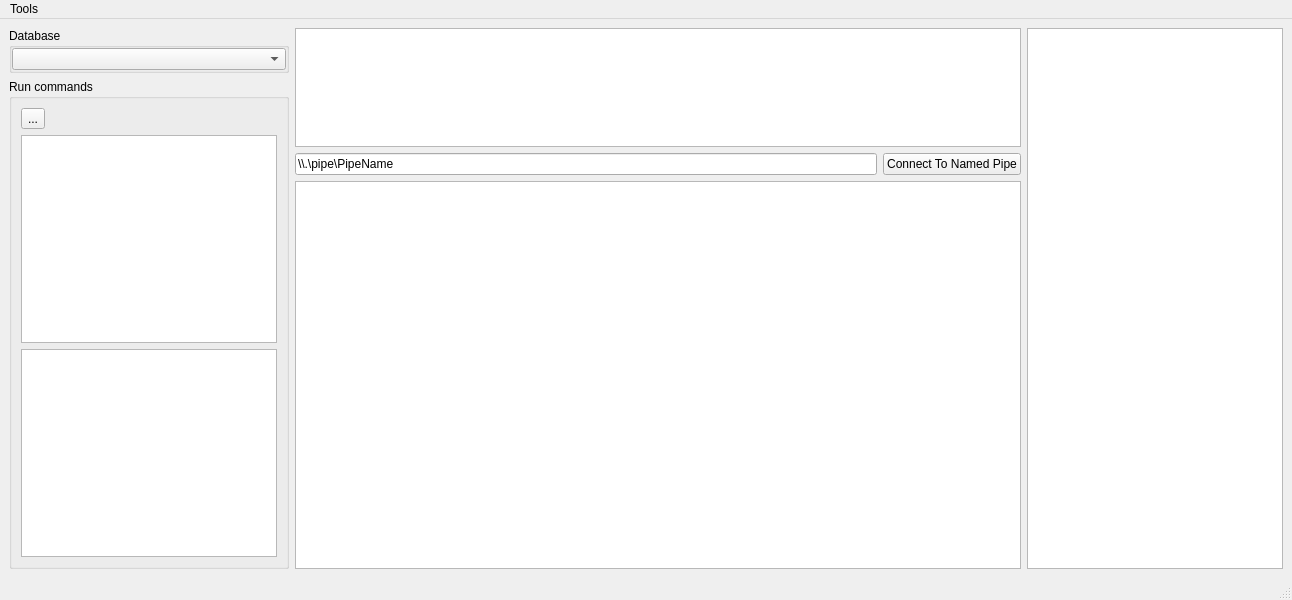
Before: the Qt Designer form mainwindow.ui in phetaduck/SqlViewGenerator, drawn with Qt 5.
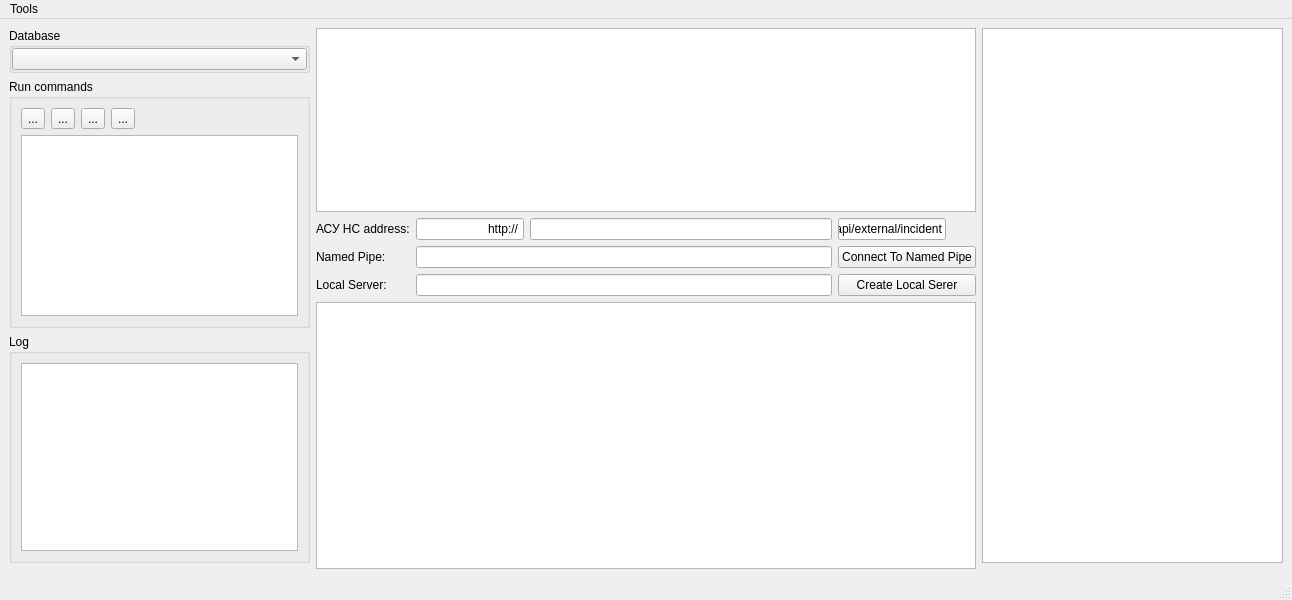
After: the same form once the commit is applied. Icons and pictures are not drawn. Custom widgets are drawn as their Qt base class.

Patch:
```diff
--- a/mainwindow.ui
+++ b/mainwindow.ui
@@ -15,6 +15,195 @@
   </property>
   <widget class="QWidget" name="centralwidget">
    <layout class="QGridLayout" name="gridLayout">
+    <item row="5" column="1">
+     <widget class="QLabel" name="lb_Server">
+      <property name="text">
+       <string>Local Server:</string>
+      </property>
+     </widget>
+    </item>
+    <item row="0" column="1" rowspan="3" colspan="4">
+     <widget class="SqlListWidget" name="listWidget">
+      <property name="sizePolicy">
+       <sizepolicy hsizetype="Preferred" vsizetype="Expanding">
+        <horstretch>0</horstretch>
+        <verstretch>0</verstretch>
+       </sizepolicy>
+      </property>
+      <property name="alternatingRowColors">
+       <bool>true</bool>
+      </property>
+      <property name="uniformItemSizes">
+       <bool>true</bool>
+      </property>
+     </widget>
+    </item>
+    <item row="1" column="0" rowspan="6">
+     <widget class="QGroupBox" name="gb_RunCOmmands">
+      <property name="sizePolicy">
+       <sizepolicy hsizetype="Expanding" vsizetype="Preferred">
+        <horstretch>0</horstretch>
+        <verstretch>0</verstretch>
+       </sizepolicy>
+      </property>
+      <property name="title">
+       <string>Run commands</string>
+      </property>
+      <layout class="QGridLayout" name="gridLayout_2">
+       <item row="1" column="0" colspan="7">
+        <widget class="QPlainTextEdit" name="pte_Commands">
+         <property name="sizePolicy">
+          <sizepolicy hsizetype="Minimum" vsizetype="Expanding">
+           <horstretch>0</horstretch>
+           <verstretch>0</verstretch>
+          </sizepolicy>
+         </property>
+        </widget>
+       </item>
+       <item row="0" column="2">
+        <widget class="QToolButton" name="tb_RunCommands">
+         <property name="text">
+          <string>...</string>
+         </property>
+         <property name="icon">
+          <iconset resource="images.qrc">
+           <normaloff>:/img/res/round_play_arrow_black_24dp.png</normaloff>:/img/res/round_play_arrow_black_24dp.png</iconset>
+         </property>
+         <property name="iconSize">
+          <size>
+           <width>24</width>
+           <height>24</height>
+          </size>
+         </property>
+        </widget>
+       </item>
+       <item row="0" column="1">
+        <widget class="QToolButton" name="tb_OpenSql">
+         <property name="text">
+          <string>...</string>
+         </property>
+         <property name="icon">
+          <iconset resource="images.qrc">
+           <normaloff>:/img/res/round_folder_open_black_24dp.png</normaloff>:/img/res/round_folder_open_black_24dp.png</iconset>
+         </property>
+         <property name="iconSize">
+          <size>
+           <width>24</width>
+           <height>24</height>
+          </size>
+         </property>
+        </widget>
+       </item>
+       <item row="0" column="0">
+        <widget class="QToolButton" name="tb_SaveSql">
+         <property name="text">
+          <string>...</string>
+         </property>
+         <property name="icon">
+          <iconset resource="images.qrc">
+           <normaloff>:/img/res/outline_save_black_24dp.png</normaloff>:/img/res/outline_save_black_24dp.png</iconset>
+         </property>
+         <property name="iconSize">
+          <size>
+           <width>24</width>
+           <height>24</height>
+          </size>
+         </property>
+        </widget>
+       </item>
+       <item row="0" column="3">
+        <widget class="QToolButton" name="tb_Refresh">
+         <property name="text">
+          <string>...</string>
+         </property>
+         <property name="icon">
+          <iconset resource="images.qrc">
+           <normaloff>:/img/res/refresh.png</normaloff>:/img/res/refresh.png</iconset>
+         </property>
+         <property name="iconSize">
+          <size>
+           <width>24</width>
+           <height>24</height>
+          </size>
+         </property>
+        </widget>
+       </item>
+      </layout>
+     </widget>
+    </item>
+    <item row="6" column="1" rowspan="3" colspan="4">
+     <widget class="QTableView" name="tv_SelectedTableContents">
+      <property name="sizePolicy">
+       <sizepolicy hsizetype="Preferred" vsizetype="Expanding">
+        <horstretch>0</horstretch>
+        <verstretch>0</verstretch>
+       </sizepolicy>
+      </property>
+     </widget>
+    </item>
+    <item row="4" column="1">
+     <widget class="QLabel" name="lb_Pipe">
+      <property name="text">
+       <string>Named Pipe:</string>
+      </property>
+     </widget>
+    </item>
+    <item row="3" column="4">
+     <widget class="QLineEdit" name="le_RemoteApi">
+      <property name="sizePolicy">
+       <sizepolicy hsizetype="Maximum" vsizetype="Fixed">
+        <horstretch>0</horstretch>
+        <verstretch>0</verstretch>
+       </sizepolicy>
+      </property>
+      <property name="text">
+       <string>/api/external/incident</string>
+      </property>
+     </widget>
+    </item>
+    <item row="0" column="5" rowspan="8">
+     <widget class="QTextEdit" name="te_Output">
+      <property name="sizePolicy">
+       <sizepolicy hsizetype="Expanding" vsizetype="Expanding">
+        <horstretch>0</horstretch>
+        <verstretch>0</verstretch>
+       </sizepolicy>
+      </property>
+     </widget>
+    </item>
+    <item row="5" column="4">
+     <widget class="QPushButton" name="pb_CreateServer">
+      <property name="text">
+       <string>Create Local Serer</string>
+      </property>
+     </widget>
+    </item>
+    <item row="7" column="0">
+     <widget class="QGroupBox" name="gb_Log">
+      <property name="title">
+       <string>Log</string>
+      </property>
+      <layout class="QVBoxLayout" name="verticalLayout">
+       <item>
+        <widget class="QPlainTextEdit" name="pte_Log"/>
+       </item>
+      </layout>
+     </widget>
+    </item>
+    <item row="3" column="1">
+     <widget class="QLabel" name="lb_RemoteAddress">
+      <property name="text">
+       <string>АСУ НС address:</string>
+      </property>
+     </widget>
+    </item>
+    <item row="4" column="4">
+     <widget class="QPushButton" name="pb_connectPipe">
+      <property name="text">
+       <string>Connect To Named Pipe</string>
+      </property>
+     </widget>
+    </item>
     <item row="0" column="0">
      <widget class="QGroupBox" name="groupBox_2">
       <property name="sizePolicy">
@@ -55,81 +244,40 @@
       </layout>
      </widget>
     </item>
-    <item row="0" column="3" rowspan="5">
-     <widget class="QTextEdit" name="te_Output">
-      <property name="sizePolicy">
-       <sizepolicy hsizetype="Preferred" vsizetype="Expanding">
-        <horstretch>0</horstretch>
-        <verstretch>0</verstretch>
-       </sizepolicy>
-      </property>
-     </widget>
-    </item>
-    <item row="1" column="0" rowspan="4">
-     <widget class="QGroupBox" name="groupBox">
-      <property name="sizePolicy">
-       <sizepolicy hsizetype="Maximum" vsizetype="Preferred">
-        <horstretch>0</horstretch>
-        <verstretch>0</verstretch>
-       </sizepolicy>
-      </property>
-      <property name="title">
-       <string>Run commands</string>
-      </property>
-      <layout class="QGridLayout" name="gridLayout_2">
-       <item row="0" column="0">
-        <widget class="QToolButton" name="tb_RunCommands">
-         <property name="text">
-          <string>...</string>
-         </property>
-        </widget>
-       </item>
-       <item row="1" column="0">
-        <widget class="QPlainTextEdit" name="pte_Commands"/>
-       </item>
-       <item row="2" column="0">
-        <widget class="QPlainTextEdit" name="pte_Log"/>
-       </item>
-      </layout>
-     </widget>
-    </item>
-    <item row="3" column="1">
-     <widget class="QLineEdit" name="le_pipeName">
-      <property name="text">
-       <string>\\.\pipe\PipeName</string>
+    <item row="3" column="3">
+     <widget class="QLineEdit" name="le_RemoteAddress">
+      <property name="alignment">
+       <set>Qt::AlignCenter</set>
       </property>
      </widget>
     </item>
     <item row="3" column="2">
-     <widget class="QPushButton" name="pb_connectPipe">
-      <property name="text">
-       <string>Connect To Named Pipe</string>
-      </property>
-     </widget>
-    </item>
-    <item row="0" column="1" rowspan="3" colspan="2">
-     <widget class="QListWidget" name="listWidget">
+     <widget class="QLineEdit" name="le_Protocol">
       <property name="sizePolicy">
-       <sizepolicy hsizetype="Preferred" vsizetype="Expanding">
+       <sizepolicy hsizetype="Maximum" vsizetype="Fixed">
         <horstretch>0</horstretch>
         <verstretch>0</verstretch>
        </sizepolicy>
       </property>
-      <property name="alternatingRowColors">
-       <bool>true</bool>
+      <property name="text">
+       <string>http://</string>
       </property>
-      <property name="uniformItemSizes">
-       <bool>true</bool>
+      <property name="alignment">
+       <set>Qt::AlignRight|Qt::AlignTrailing|Qt::AlignVCenter</set>
       </property>
      </widget>
     </item>
-    <item row="4" column="1" colspan="2">
-     <widget class="QTableView" name="tv_SelectedTableContents">
-      <property name="sizePolicy">
-       <sizepolicy hsizetype="Preferred" vsizetype="Expanding">
-        <horstretch>0</horstretch>
-        <verstretch>0</verstretch>
-       </sizepolicy>
+    <item row="4" column="2" colspan="2">
+     <widget class="QLineEdit" name="le_pipeName">
+      <property name="text">
+       <string/>
+      </property>
+     </widget>
+    </item>
+    <item row="5" column="2" colspan="2">
+     <widget class="QLineEdit" name="le_LocalServer">
+      <property name="text">
+       <string/>
       </property>
      </widget>
     </item>
@@ -165,6 +313,11 @@
    <extends>QComboBox</extends>
    <header location="global">widgets/asyncsqlcombobox.h</header>
   </customwidget>
+  <customwidget>
+   <class>SqlListWidget</class>
+   <extends>QListWidget</extends>
+   <header location="global">widgets/sqllistwidget.h</header>
+  </customwidget>
  </customwidgets>
  <resources/>
  <connections/>
```
Left out of the diff: 4 changed lines with no effect on the pictures.
